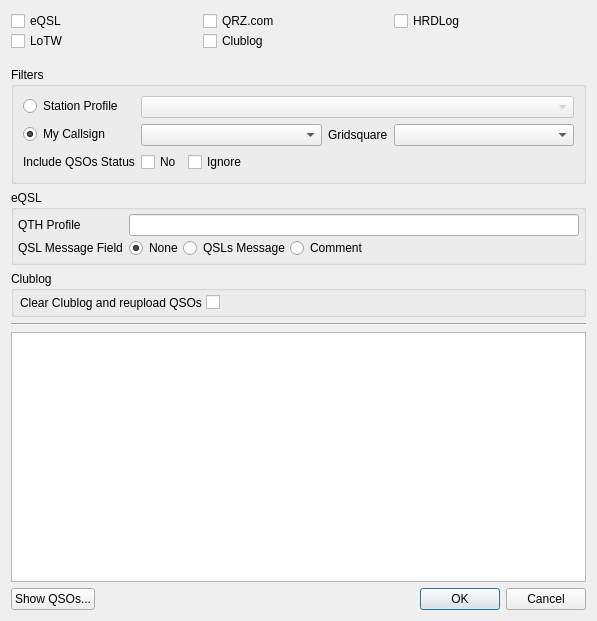
foldynl/QLog, file ui/UploadQSODialog.ui: the form before one commit.
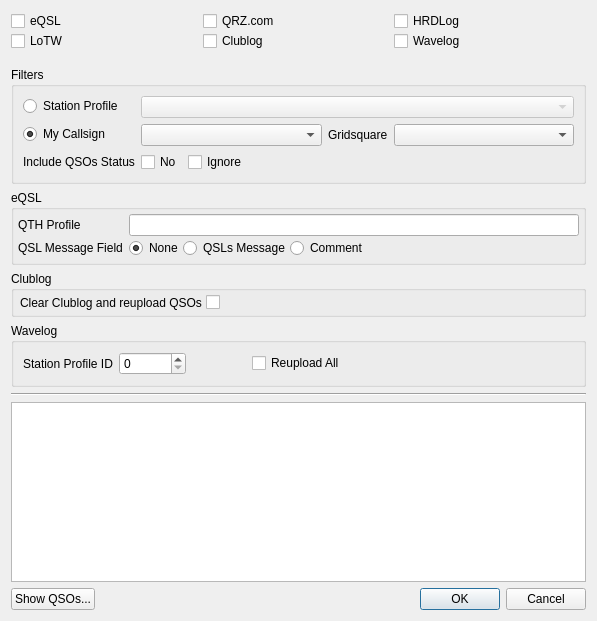
The form after the commit.

Commit message: Cloudlog: Added support to upload QSOs

```diff
--- a/ui/UploadQSODialog.ui
+++ b/ui/UploadQSODialog.ui
@@ -182,7 +182,17 @@
        <item>
         <layout class="QHBoxLayout" name="horizontalLayout_11">
          <item>
-          <widget class="QLabel" name="label">
+          <widget class="QCheckBox" name="wavelogCheckbox">
+           <property name="text">
+            <string>Wavelog</string>
+           </property>
+           <attribute name="buttonGroup">
+            <string notr="true">uploadButtonGroup</string>
+           </attribute>
+          </widget>
+         </item>
+         <item>
+          <widget class="QLabel" name="wavelogNumberLabel">
            <property name="text">
             <string/>
            </property>
@@ -447,6 +457,62 @@
      </layout>
     </widget>
    </item>
+   <item>
+    <widget class="QGroupBox" name="wavelogGroup">
+     <property name="title">
+      <string>Wavelog</string>
+     </property>
+     <layout class="QFormLayout" name="formLayout_4">
+      <item row="0" column="0">
+       <widget class="QLabel" name="wavelogStationIDLabel">
+        <property name="text">
+         <string>Station Profile ID</string>
+        </property>
+       </widget>
+      </item>
+      <item row="0" column="1">
+       <layout class="QHBoxLayout" name="horizontalLayout_12">
+        <item>
+         <widget class="QSpinBox" name="wavelogStationIDSpin">
+          <property name="sizePolicy">
+           <sizepolicy hsizetype="Maximum" vsizetype="Fixed">
+            <horstretch>0</horstretch>
+            <verstretch>0</verstretch>
+           </sizepolicy>
+          </property>
+          <property name="maximum">
+           <number>999999999</number>
+          </property>
+         </widget>
+        </item>
+        <item>
+         <spacer name="horizontalSpacer_2">
+          <property name="orientation">
+           <enum>Qt::Horizontal</enum>
+          </property>
+          <property name="sizeType">
+           <enum>QSizePolicy::Maximum</enum>
+          </property>
+          <property name="sizeHint" stdset="0">
+           <size>
+            <width>60</width>
+            <height>20</height>
+           </size>
+          </property>
+         </spacer>
+        </item>
+        <item>
+         <widget class="QCheckBox" name="wavelogReuploadCheckbox">
+          <property name="text">
+           <string>Reupload All</string>
+          </property>
+         </widget>
+        </item>
+       </layout>
+      </item>
+     </layout>
+    </widget>
+   </item>
    <item>
     <widget class="Line" name="line">
      <property name="enabled">
```
Left out of the diff: 33 changed lines with no effect on the pictures. The commit also changes 11 other files.
